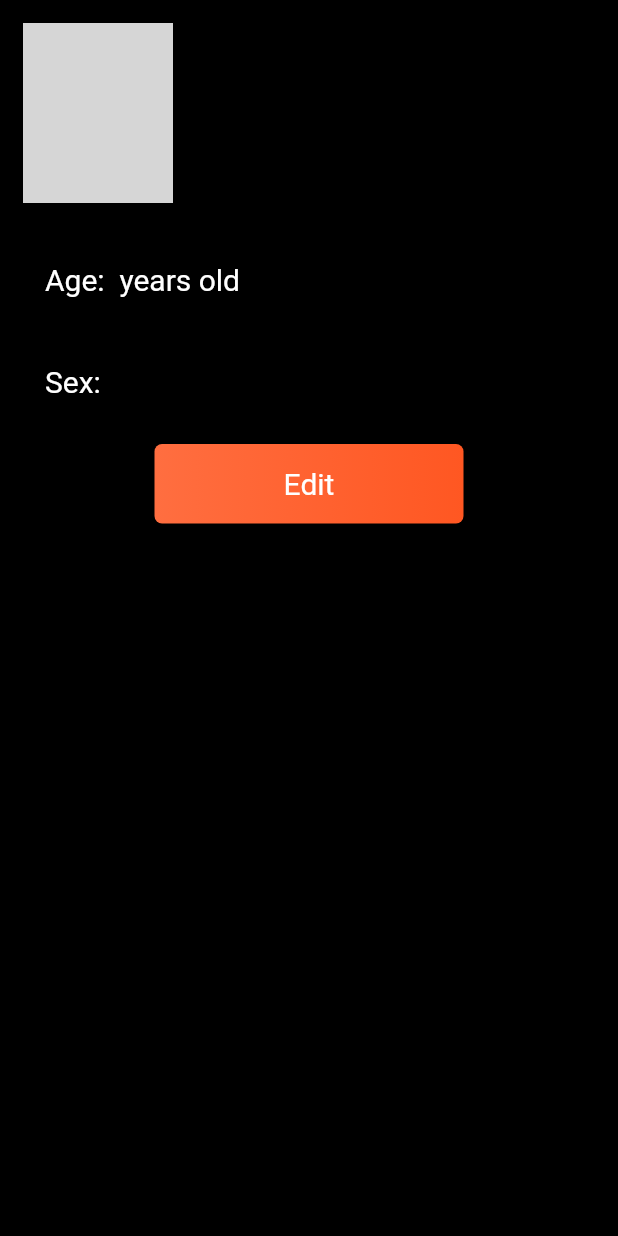
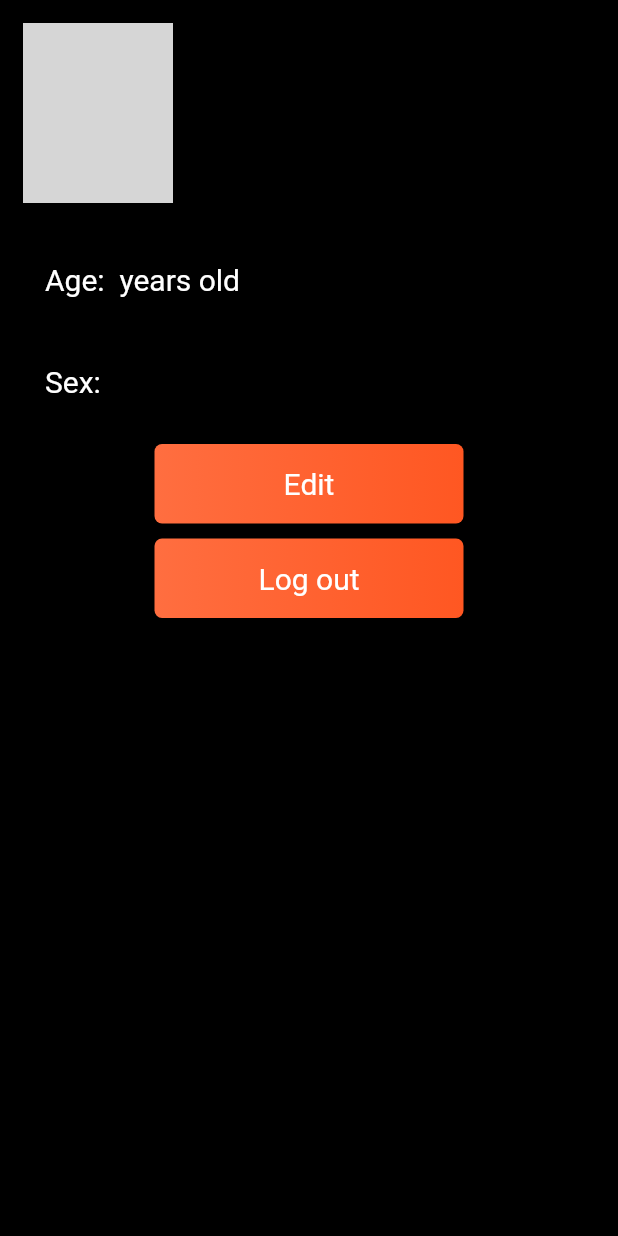
Before and after one commit to atraboulsi27/fistbump, a Flutter app: the ProfilePage screen opened directly, on a phone screen of 412 x 824 dp. Run offline on Flutter 3.47's test engine with Material 2 defaults, Android fonts, the phone set to English and light mode, and no system bars; our stand-ins replace cloud_firestore, firebase_auth, firebase_core, firebase_storage, image_picker, permission_handler and 1 more; missing offline and left inert: cloud_firestore_web, firebase_auth_web, firebase_core_web, mailer; accounts and stored records are empty; network calls fail; grey boxes are pictures that could not be loaded.

Commit message:
added logout button for professional and normal users

```diff
--- a/lib/screens/profile.dart
+++ b/lib/screens/profile.dart
@@ -5,6 +5,8 @@ import 'package:image_picker/image_picker.dart';
 import 'package:permission_handler/permission_handler.dart';
 import 'package:firebase_storage/firebase_storage.dart';
 import 'dart:io';
+
+import 'login_page.dart';
 
 
 class ProfilePage extends StatefulWidget {
@@ -71,6 +73,37 @@ class _ProfilePage extends State<ProfilePage> {
                 colors: [Colors.deepOrangeAccent.shade200, Colors.deepOrange])),
         child: Text(
           'Edit',
+          style: TextStyle(fontSize: 20, color: Colors.white),
+        ),
+      ),
+    );
+  }
+
+  Widget _logoutButton() {
+    return InkWell(
+      onTap: () {
+        Navigator.of(context)
+            .push(MaterialPageRoute(builder: (context) => LoginPage()));
+      },
+      child: Container(
+        width: MediaQuery.of(context).size.width / 2,
+        padding: EdgeInsets.symmetric(vertical: 15),
+        alignment: Alignment.center,
+        decoration: BoxDecoration(
+            borderRadius: BorderRadius.all(Radius.circular(5)),
+            boxShadow: <BoxShadow>[
+//            BoxShadow(
+//                color: Colors.grey.shade200,
+//                offset: Offset(2, 4),
+//                blurRadius: 5,
+//                spreadRadius: 2)
+            ],
+            gradient: LinearGradient(
+                begin: Alignment.centerLeft,
+                end: Alignment.centerRight,
+                colors: [Colors.deepOrangeAccent.shade200, Colors.deepOrange])),
+        child: Text(
+          'Log out',
           style: TextStyle(fontSize: 20, color: Colors.white),
         ),
       ),
@@ -146,6 +179,13 @@ class _ProfilePage extends State<ProfilePage> {
               mainAxisAlignment: MainAxisAlignment.center,
               children: [_editButton()],
             ),
+            SizedBox(
+              height: 10,
+            ),
+            Row(
+              mainAxisAlignment: MainAxisAlignment.center,
+              children: [_logoutButton()],
+            ),
           ],
         ),
       ),
```
Also changed, not shown: lib/screens/profile_p.dart (+38 -1 lines), 1 other file.
